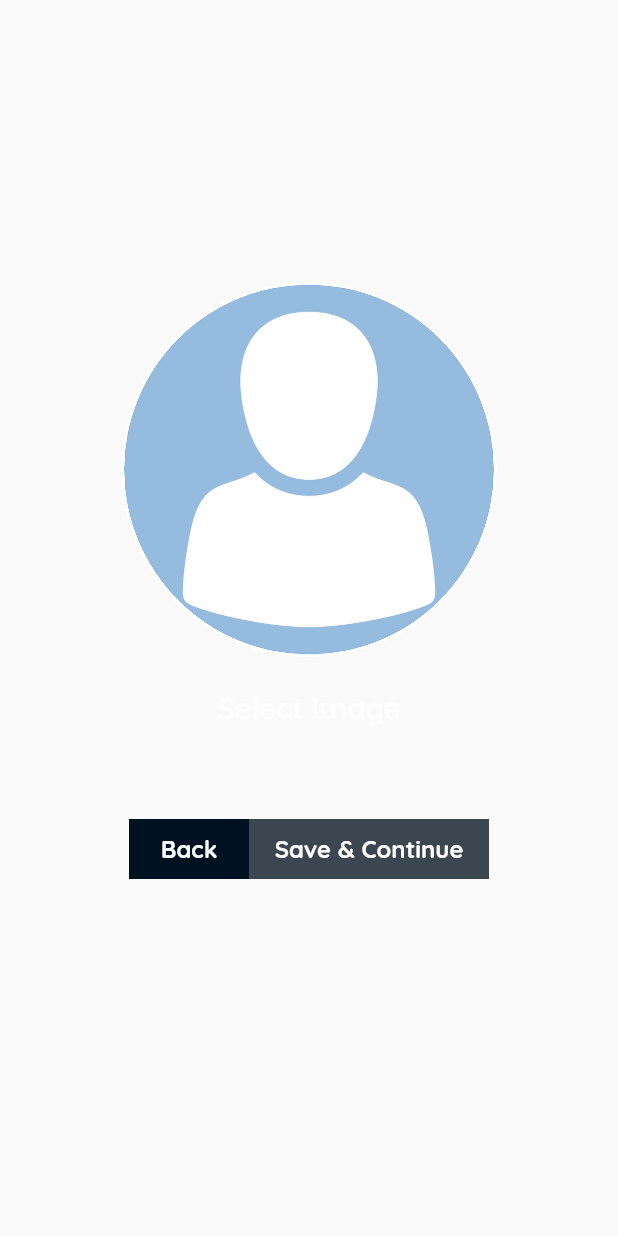
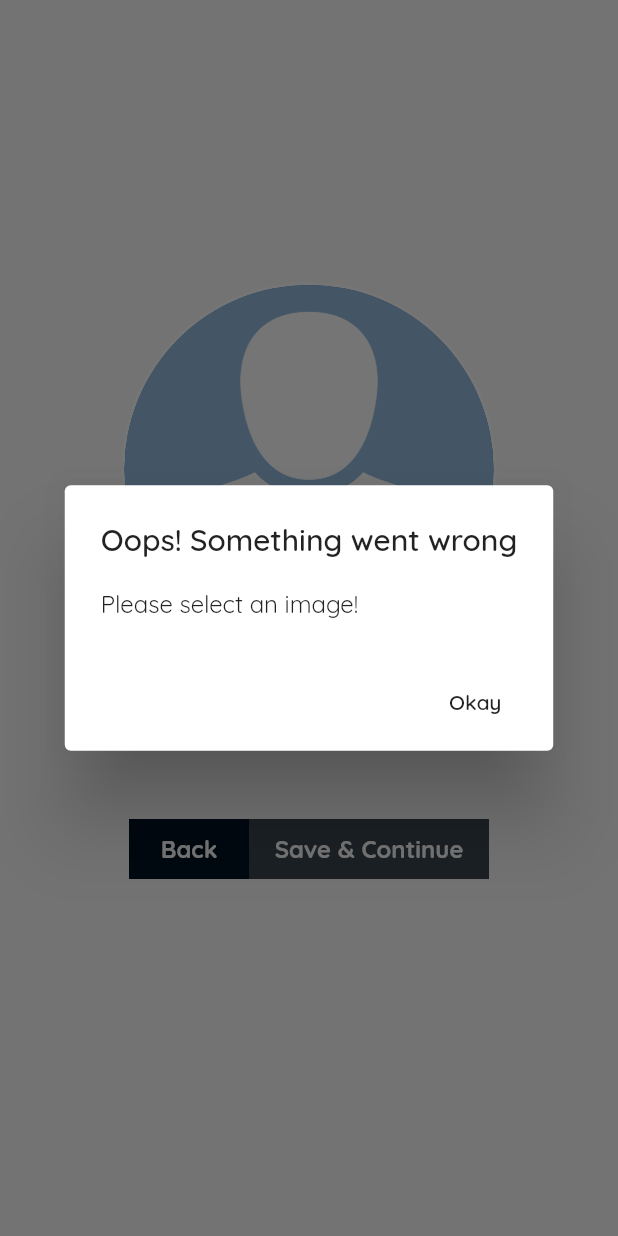
Before and after one commit to cjs10lib/bank_app, a Flutter app: the ProfileImageUploadPage widget shown alone on an empty page, opened directly with empty values, after a tap on "Save & Continue", on a phone screen of 412 x 824 dp. Run offline on Flutter 3.47's test engine with Material 2 defaults, Android fonts, the phone set to English and light mode, and no system bars; our stand-ins replace cloud_firestore, firebase_auth, firebase_storage, image_picker; accounts and stored records are empty.

Commit message:
Loaded profile image in profile, wallet & loan page, fixed fetching profile image bug.

```diff
--- a/lib/main.dart
+++ b/lib/main.dart
@@ -34,7 +34,7 @@ class MyApp extends StatelessWidget {
           '/profile': (BuildContext context) => ProfilePage(),
           '/wallet': (BuildContext context) => WalletPage(),
           '/loan-order': (BuildContext context) => LoanOrderPage(),
-          '/sign-up': (BuildContext context) => SignUpWizardPage(_model),
+          '/sign-up': (BuildContext context) => SignUpWizardPage(),
           '/pending-activation': (BuildContext context) => PendingActivationPage()
         },
       ),
--- a/lib/pages/auth_page.dart
+++ b/lib/pages/auth_page.dart
@@ -127,6 +127,7 @@ class _AuthPageState extends State<AuthPage> {
       model.isLoading = true;
       await model.fetchProfile();
       await model.fetchAccount();
+      await model.fetchProfileImage();
       model.isLoading = false;
 
       if (_authMode == AuthMode.Login && model.profile == null) {
--- a/lib/pages/profile_image_upload_page.dart
+++ b/lib/pages/profile_image_upload_page.dart
@@ -175,13 +175,28 @@ class _ProfileImageUploadPageState extends State<ProfileImageUploadPage> {
   }
 
   Future _submitForm(MainModel model) async {
-    if (_imageFile == null) {
-      print('Select Image!');
-    } else {
+    if (_imageFile != null) {
       Map<String, dynamic> successInformation =
           await model.uploadProfileImage();
 
       _returnMessage(successInformation);
+    } else {
+      showDialog(
+          context: context,
+          builder: (BuildContext context) {
+            return AlertDialog(
+              title: Text('Oops! Something went wrong'),
+              content: Text('Please select an image!'),
+              actions: <Widget>[
+                FlatButton(
+                  child: Text('Okay'),
+                  onPressed: () {
+                    Navigator.of(context).pop();
+                  },
+                )
+              ],
+            );
+          });
     }
   }
 
--- a/lib/pages/profile_page.dart
+++ b/lib/pages/profile_page.dart
@@ -4,7 +4,7 @@ import 'package:flutter/material.dart';
 import 'package:scoped_model/scoped_model.dart';
 
 class ProfilePage extends StatelessWidget {
-  Widget _buildSliverAppBar() {
+  Widget _buildSliverAppBar(MainModel model) {
     return SliverAppBar(
       expandedHeight: 250.0,
       pinned: true,
@@ -15,7 +15,7 @@ class ProfilePage extends StatelessWidget {
           child: FadeInImage(
             fit: BoxFit.cover,
             height: 250.0,
-            image: AssetImage('assets/avatar/avatar.png'),
+            image: NetworkImage(model.profileImage),
             placeholder: AssetImage('assets/avatar/avatar.png'),
           ),
         ),
@@ -128,7 +128,7 @@ class ProfilePage extends StatelessWidget {
           body: SafeArea(
             child: CustomScrollView(
               slivers: <Widget>[
-                _buildSliverAppBar(),
+                _buildSliverAppBar(model),
                 SliverList(
                   delegate: SliverChildListDelegate([
                     Material(
```
Also changed, not shown: lib/pages/home_page.dart (+23 -13 lines), lib/pages/loan_order_page.dart (+23 -15 lines), lib/pages/sign_up_wizard_page.dart (+0 -7 lines).
